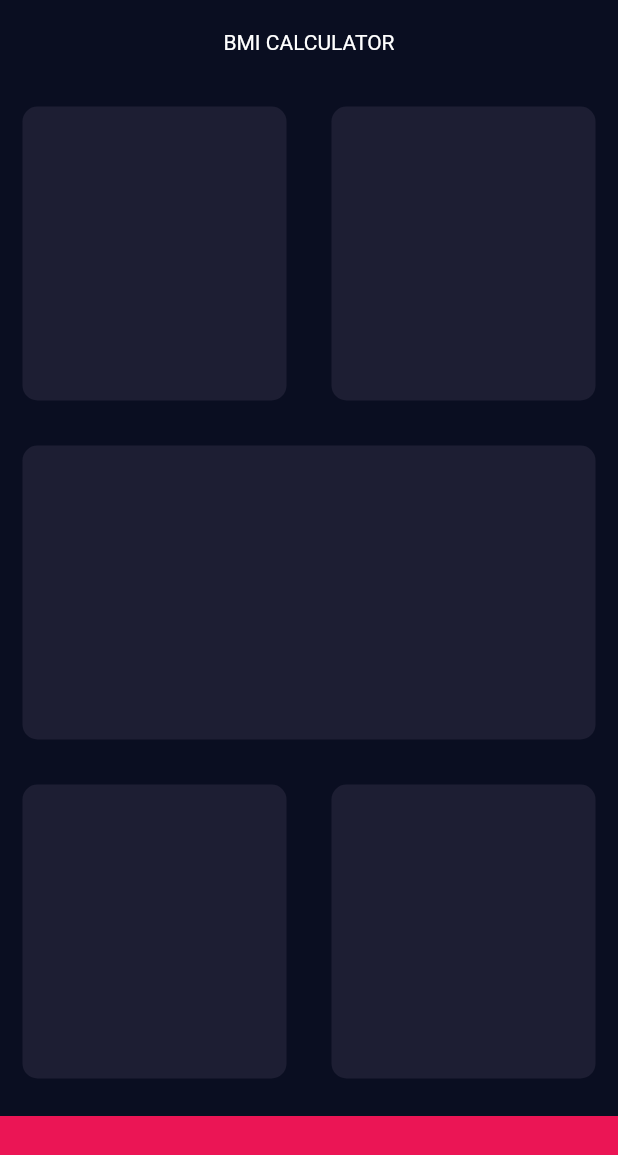
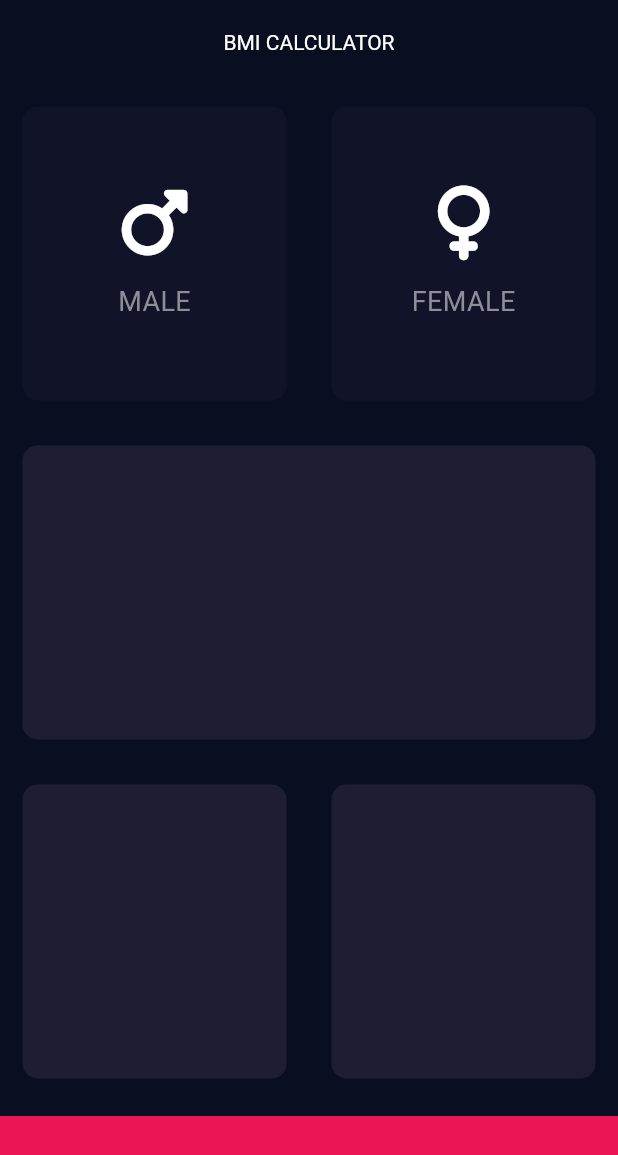
Before and after one commit to Perseus24/bmi_calculator_app, a Flutter app: the screen it shows after launch, on a phone screen of 412 x 824 dp. Shown: the top 1155 px of the screen. Run offline on Flutter 3.47's test engine with Material 3 defaults, Android fonts, the phone set to English and light mode, and no system bars; our stand-ins replace font_awesome_flutter.

Commit message:
feat(project): Added gesture detector for changing color

```diff
--- /dev/null
+++ b/lib/icon_content.dart
@@ -0,0 +1,31 @@
+import 'package:flutter/cupertino.dart';
+import 'package:flutter/material.dart';
+
+class GenderWidget extends StatelessWidget {
+
+  GenderWidget({required this.icon, required this.gender});
+
+  final IconData icon;
+  final String gender;
+  @override
+  Widget build(BuildContext context) {
+    return Column(
+      mainAxisAlignment: MainAxisAlignment.center,
+      children: [
+        Icon(
+          icon,
+          size: 50.0,
+          color: Colors.white,
+        ),
+        SizedBox(height: 15,),
+        Text(
+          gender,
+          style: TextStyle(
+              fontSize: 18,
+              color: Color(0xFF8D8E98)
+          ),
+        )
+      ],
+    );
+  }
+}
--- a/lib/input_page.dart
+++ b/lib/input_page.dart
@@ -1,9 +1,14 @@
+import 'package:bmi_calculator/reusable_card.dart';
 import 'package:flutter/cupertino.dart';
 import 'package:flutter/material.dart';
+import 'package:font_awesome_flutter/font_awesome_flutter.dart';
+
+import 'icon_content.dart';
 
 const bottomContainerHeight = 80.0;
-const botomContainerColor = Color(0xFFEB1555);
-const homeWidgetsColor = Color(0xFF1D1E33);
+const bottomContainerColor = Color(0xFFEB1555);
+const activeCardColor = Color(0xFF1D1E33);
+const inactiveCardColor = Color(0xFF111328);
 
 class InputPage extends StatefulWidget {
   @override
@@ -12,7 +17,30 @@ class InputPage extends StatefulWidget {
 
 class _InputPageState extends State<InputPage> {
 
+  Color maleCard = inactiveCardColor;
+  Color femaleCard = inactiveCardColor;
 
+  void tapped(int gender){
+    if(gender == 1){
+      setState(() {
+        if(maleCard == inactiveCardColor){
+          maleCard = activeCardColor;
+          femaleCard = inactiveCardColor;
+        }else{
+          maleCard = inactiveCardColor;
+        }
+      });
+    }else{
+      setState(() {
+        if(femaleCard == inactiveCardColor){
+          femaleCard = activeCardColor;
+          maleCard = inactiveCardColor;
+        }else{
+          femaleCard = inactiveCardColor;
+        }
+      });
+    }
+  }
   @override
   Widget build(BuildContext context) {
     return Scaffold(
@@ -24,22 +52,42 @@ class _InputPageState extends State<InputPage> {
           Expanded(
             child: Row(
               children: [
-                HomePageWidgets(changeColor: homeWidgetsColor,),
-                HomePageWidgets(changeColor: homeWidgetsColor,)
+                Expanded(
+                  child: GestureDetector(
+                    onTap: (){
+                      tapped(1);
+                    },
+                    child: HomePageWidgets(
+                     changeColor: maleCard,
+                     cardChild: GenderWidget(icon: FontAwesomeIcons.mars, gender:'MALE'),
+                    ),
+                  ),
+                ),
+                Expanded(
+                  child: GestureDetector(
+                    onTap: (){
+                      tapped(2);
+                    },
+                    child: HomePageWidgets(
+                      changeColor: femaleCard,
+                      cardChild: GenderWidget(icon: FontAwesomeIcons.venus, gender:'FEMALE'),
+                    ),
+                  ),
+                )
               ],
             ),
           ),
-          HomePageWidgets(changeColor: homeWidgetsColor,),
+          Expanded(child: HomePageWidgets(changeColor: activeCardColor,)),
           Expanded(
             child: Row(
               children: [
-                HomePageWidgets(changeColor: homeWidgetsColor,),
-                HomePageWidgets(changeColor: homeWidgetsColor,)
+                Expanded(child: HomePageWidgets(changeColor: activeCardColor,)),
+                Expanded(child: HomePageWidgets(changeColor: activeCardColor,))
               ],
             ),
           ),
           Container(
-            color: botomContainerColor,
+            color: bottomContainerColor,
             margin: EdgeInsets.only(top: 10),
             width: double.infinity,
             height: bottomContainerHeight,
@@ -50,23 +98,6 @@ class _InputPageState extends State<InputPage> {
   }
 }
 
-class HomePageWidgets extends StatelessWidget {
 
-  HomePageWidgets({required this.changeColor});
-  final Color changeColor;
-
-  @override
-  Widget build(BuildContext context) {
-    return Expanded(
-      child: Container(
-        margin: EdgeInsets.all(15),
-        decoration: BoxDecoration(
-            color: changeColor,
-            borderRadius: BorderRadius.circular(10)
-        ),
-      ),
-    );
-  }
-}
 
 //Color(0xFF1D1E33),
--- /dev/null
+++ b/lib/reusable_card.dart
@@ -0,0 +1,21 @@
+
+import 'package:flutter/cupertino.dart';
+
+class HomePageWidgets extends StatelessWidget {
+
+  HomePageWidgets({required this.changeColor, this.cardChild});
+  final Color changeColor;
+  final Widget? cardChild;
+
+  @override
+  Widget build(BuildContext context) {
+    return Container(
+      margin: EdgeInsets.all(15),
+      decoration: BoxDecoration(
+          color: changeColor,
+          borderRadius: BorderRadius.circular(10)
+      ),
+      child: cardChild,
+    );
+  }
+}
```
